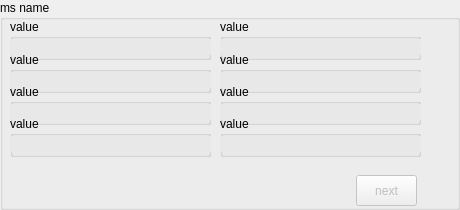
radio-astro/casa, file code/display/region/QtMsRegionStats.ui: the form before one commit.
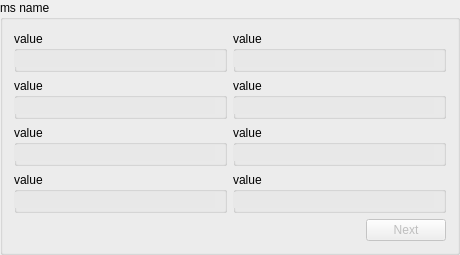
The form after the commit.

Commit message: New Development: No             JIRA Issue: No         Ready for Test: Yes      Interface Changes: No What Interface Changed: Please list interface changes          Test Programs: List test programs   Put in Release Notes: No              Module(s): Module Names change impacts.            Description: Viewer Animator and Region were cutting off informational text.

The edit to the form file:
```diff
--- a/code/display/region/QtMsRegionStats.ui
+++ b/code/display/region/QtMsRegionStats.ui
@@ -7,11 +7,11 @@
     <x>0</x>
     <y>0</y>
     <width>460</width>
-    <height>210</height>
+    <height>254</height>
    </rect>
   </property>
   <property name="sizePolicy">
-   <sizepolicy hsizetype="Preferred" vsizetype="Preferred">
+   <sizepolicy hsizetype="MinimumExpanding" vsizetype="Preferred">
     <horstretch>0</horstretch>
     <verstretch>0</verstretch>
    </sizepolicy>
@@ -25,7 +25,7 @@
   <property name="maximumSize">
    <size>
     <width>16777215</width>
-    <height>210</height>
+    <height>254</height>
    </size>
   </property>
   <property name="windowTitle">
@@ -34,21 +34,23 @@
   <property name="title">
    <string>ms name</string>
   </property>
+  <layout class="QVBoxLayout" name="verticalLayout">
+   <item>
+    <layout class="QGridLayout" name="gridLayout">
+     <item row="0" column="0">
   <widget class="QGroupBox" name="box11">
-   <property name="geometry">
-    <rect>
-     <x>10</x>
-     <y>19</y>
-     <width>201</width>
-     <height>41</height>
-    </rect>
-   </property>
    <property name="sizePolicy">
-    <sizepolicy hsizetype="Preferred" vsizetype="Minimum">
+        <sizepolicy hsizetype="MinimumExpanding" vsizetype="MinimumExpanding">
      <horstretch>0</horstretch>
      <verstretch>0</verstretch>
     </sizepolicy>
    </property>
+       <property name="minimumSize">
+        <size>
+         <width>201</width>
+         <height>41</height>
+        </size>
+       </property>
    <property name="title">
     <string>value</string>
    </property>
@@ -64,6 +66,12 @@
       <height>16</height>
      </rect>
     </property>
+        <property name="sizePolicy">
+         <sizepolicy hsizetype="Preferred" vsizetype="Fixed">
+          <horstretch>0</horstretch>
+          <verstretch>0</verstretch>
+         </sizepolicy>
+        </property>
     <property name="palette">
      <palette>
       <active>
@@ -120,21 +128,21 @@
     </property>
    </widget>
   </widget>
+     </item>
+     <item row="0" column="1">
   <widget class="QGroupBox" name="box12">
-   <property name="geometry">
-    <rect>
-     <x>220</x>
-     <y>19</y>
-     <width>201</width>
-     <height>41</height>
-    </rect>
-   </property>
    <property name="sizePolicy">
-    <sizepolicy hsizetype="Preferred" vsizetype="Minimum">
+        <sizepolicy hsizetype="MinimumExpanding" vsizetype="MinimumExpanding">
      <horstretch>0</horstretch>
      <verstretch>0</verstretch>
     </sizepolicy>
    </property>
+       <property name="minimumSize">
+        <size>
+         <width>201</width>
+         <height>41</height>
+        </size>
+       </property>
    <property name="title">
     <string>value</string>
    </property>
@@ -150,6 +158,12 @@
       <height>16</height>
      </rect>
     </property>
+        <property name="sizePolicy">
+         <sizepolicy hsizetype="Preferred" vsizetype="Fixed">
+          <horstretch>0</horstretch>
+          <verstretch>0</verstretch>
+         </sizepolicy>
+        </property>
     <property name="palette">
      <palette>
       <active>
@@ -206,21 +220,21 @@
     </property>
    </widget>
   </widget>
+     </item>
+     <item row="1" column="0">
   <widget class="QGroupBox" name="box21">
-   <property name="geometry">
-    <rect>
-     <x>10</x>
-     <y>52</y>
-     <width>201</width>
-     <height>41</height>
-    </rect>
-   </property>
    <property name="sizePolicy">
-    <sizepolicy hsizetype="Preferred" vsizetype="Minimum">
+        <sizepolicy hsizetype="MinimumExpanding" vsizetype="MinimumExpanding">
      <horstretch>0</horstretch>
      <verstretch>0</verstretch>
     </sizepolicy>
    </property>
+       <property name="minimumSize">
+        <size>
+         <width>201</width>
+         <height>41</height>
+        </size>
+       </property>
    <property name="title">
     <string>value</string>
    </property>
@@ -236,6 +250,12 @@
       <height>16</height>
      </rect>
     </property>
+        <property name="sizePolicy">
+         <sizepolicy hsizetype="Preferred" vsizetype="Fixed">
+          <horstretch>0</horstretch>
+          <verstretch>0</verstretch>
+         </sizepolicy>
+        </property>
     <property name="palette">
      <palette>
       <active>
@@ -292,21 +312,21 @@
     </property>
    </widget>
   </widget>
+     </item>
+     <item row="1" column="1">
   <widget class="QGroupBox" name="box22">
-   <property name="geometry">
-    <rect>
-     <x>220</x>
-     <y>52</y>
-     <width>201</width>
-     <height>41</height>
-    </rect>
-   </property>
    <property name="sizePolicy">
-    <sizepolicy hsizetype="Preferred" vsizetype="Minimum">
+        <sizepolicy hsizetype="MinimumExpanding" vsizetype="MinimumExpanding">
      <horstretch>0</horstretch>
      <verstretch>0</verstretch>
     </sizepolicy>
    </property>
+       <property name="minimumSize">
+        <size>
+         <width>201</width>
+         <height>41</height>
+        </size>
+       </property>
    <property name="title">
     <string>value</string>
    </property>
@@ -322,6 +342,12 @@
       <height>16</height>
      </rect>
     </property>
+        <property name="sizePolicy">
+         <sizepolicy hsizetype="Preferred" vsizetype="Fixed">
+          <horstretch>0</horstretch>
+          <verstretch>0</verstretch>
+         </sizepolicy>
+        </property>
     <property name="palette">
      <palette>
       <active>
@@ -378,21 +404,21 @@
     </property>
    </widget>
   </widget>
+     </item>
+     <item row="2" column="0">
   <widget class="QGroupBox" name="box31">
-   <property name="geometry">
-    <rect>
-     <x>10</x>
-     <y>84</y>
-     <width>201</width>
-     <height>41</height>
-    </rect>
-   </property>
    <property name="sizePolicy">
-    <sizepolicy hsizetype="Preferred" vsizetype="Minimum">
+        <sizepolicy hsizetype="MinimumExpanding" vsizetype="MinimumExpanding">
      <horstretch>0</horstretch>
      <verstretch>0</verstretch>
     </sizepolicy>
    </property>
+       <property name="minimumSize">
+        <size>
+         <width>201</width>
+         <height>41</height>
+        </size>
+       </property>
    <property name="title">
     <string>value</string>
    </property>
@@ -408,6 +434,12 @@
       <height>16</height>
      </rect>
     </property>
+        <property name="sizePolicy">
+         <sizepolicy hsizetype="Preferred" vsizetype="Fixed">
+          <horstretch>0</horstretch>
+          <verstretch>0</verstretch>
+         </sizepolicy>
+        </property>
     <property name="palette">
      <palette>
       <active>
@@ -464,21 +496,21 @@
     </property>
    </widget>
   </widget>
+     </item>
+     <item row="2" column="1">
   <widget class="QGroupBox" name="box32">
-   <property name="geometry">
-    <rect>
-     <x>220</x>
-     <y>84</y>
-     <width>201</width>
-     <height>41</height>
-    </rect>
-   </property>
    <property name="sizePolicy">
-    <sizepolicy hsizetype="Preferred" vsizetype="Minimum">
+        <sizepolicy hsizetype="MinimumExpanding" vsizetype="MinimumExpanding">
      <horstretch>0</horstretch>
      <verstretch>0</verstretch>
     </sizepolicy>
    </property>
+       <property name="minimumSize">
+        <size>
+         <width>201</width>
+         <height>41</height>
+        </size>
+       </property>
    <property name="title">
     <string>value</string>
    </property>
@@ -494,6 +526,12 @@
       <height>16</height>
      </rect>
     </property>
+        <property name="sizePolicy">
+         <sizepolicy hsizetype="Preferred" vsizetype="Fixed">
+          <horstretch>0</horstretch>
+          <verstretch>0</verstretch>
+         </sizepolicy>
+        </property>
     <property name="palette">
      <palette>
       <active>
@@ -550,21 +588,21 @@
     </property>
    </widget>
   </widget>
+     </item>
+     <item row="3" column="0">
   <widget class="QGroupBox" name="box41">
-   <property name="geometry">
-    <rect>
-     <x>10</x>
-     <y>116</y>
-     <width>201</width>
-     <height>41</height>
-    </rect>
-   </property>
    <property name="sizePolicy">
-    <sizepolicy hsizetype="Preferred" vsizetype="Minimum">
+        <sizepolicy hsizetype="MinimumExpanding" vsizetype="MinimumExpanding">
      <horstretch>0</horstretch>
      <verstretch>0</verstretch>
     </sizepolicy>
    </property>
+       <property name="minimumSize">
+        <size>
+         <width>201</width>
+         <height>41</height>
+        </size>
+       </property>
    <property name="title">
     <string>value</string>
    </property>
@@ -580,6 +618,12 @@
       <height>16</height>
      </rect>
     </property>
+        <property name="sizePolicy">
+         <sizepolicy hsizetype="Preferred" vsizetype="Fixed">
+          <horstretch>0</horstretch>
+          <verstretch>0</verstretch>
+         </sizepolicy>
+        </property>
     <property name="palette">
      <palette>
       <active>
@@ -636,21 +680,21 @@
     </property>
    </widget>
   </widget>
+     </item>
+     <item row="3" column="1">
   <widget class="QGroupBox" name="box42">
-   <property name="geometry">
-    <rect>
-     <x>220</x>
-     <y>116</y>
-     <width>201</width>
-     <height>41</height>
-    </rect>
-   </property>
    <property name="sizePolicy">
-    <sizepolicy hsizetype="Preferred" vsizetype="Minimum">
+        <sizepolicy hsizetype="MinimumExpanding" vsizetype="MinimumExpanding">
      <horstretch>0</horstretch>
      <verstretch>0</verstretch>
     </sizepolicy>
    </property>
+       <property name="minimumSize">
+        <size>
+         <width>201</width>
+         <height>41</height>
+        </size>
+       </property>
    <property name="title">
     <string>value</string>
    </property>
@@ -666,6 +710,12 @@
       <height>16</height>
      </rect>
     </property>
+        <property name="sizePolicy">
+         <sizepolicy hsizetype="Preferred" vsizetype="Fixed">
+          <horstretch>0</horstretch>
+          <verstretch>0</verstretch>
+         </sizepolicy>
+        </property>
     <property name="palette">
      <palette>
       <active>
@@ -722,25 +772,40 @@
     </property>
    </widget>
   </widget>
+     </item>
+    </layout>
+   </item>
+   <item>
+    <layout class="QHBoxLayout" name="horizontalLayout">
+     <item>
+      <spacer name="horizontalSpacer">
+       <property name="orientation">
+        <enum>Qt::Horizontal</enum>
+       </property>
+       <property name="sizeHint" stdset="0">
+        <size>
+         <width>40</width>
+         <height>20</height>
+        </size>
+       </property>
+      </spacer>
+     </item>
+     <item>
   <widget class="QPushButton" name="next_button">
    <property name="enabled">
     <bool>false</bool>
    </property>
-   <property name="geometry">
-    <rect>
-     <x>356</x>
-     <y>175</y>
-     <width>61</width>
-     <height>31</height>
-    </rect>
-   </property>
    <property name="text">
-    <string>next</string>
+        <string>Next</string>
    </property>
    <property name="flat">
     <bool>false</bool>
    </property>
   </widget>
+     </item>
+    </layout>
+   </item>
+  </layout>
  </widget>
  <resources/>
  <connections/>
```
Lines whose indentation alone changed are shown as unchanged. The commit also changes 15 other files.
